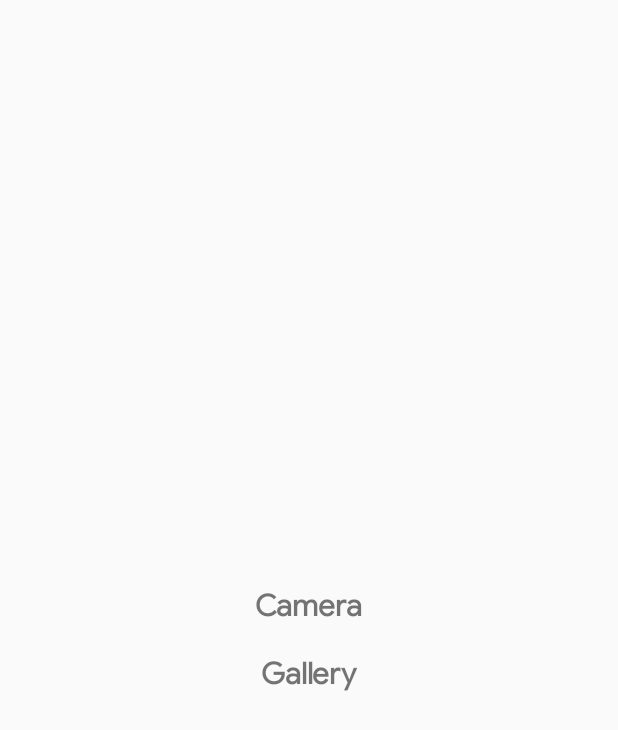
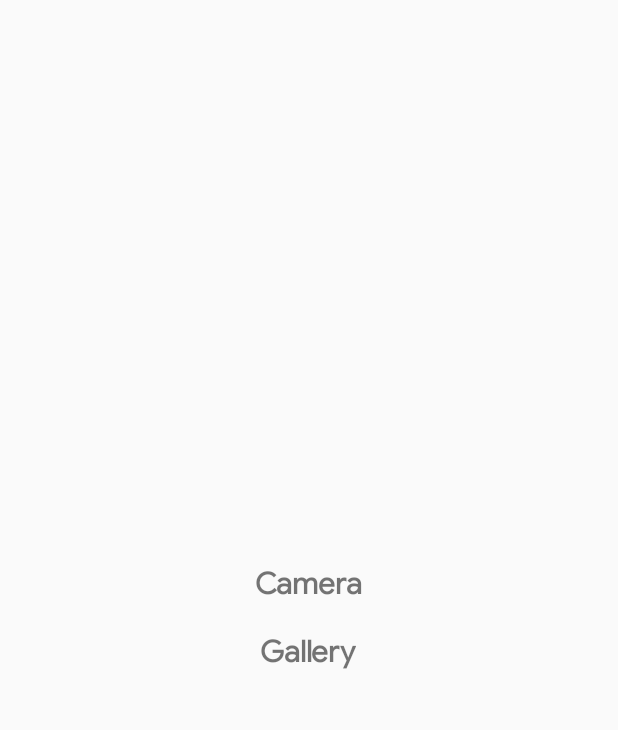
Before and after one commit to priyankaagri/Agri10xWeb, an Android app: the layout custom_alert_box.xml on its own in the app's theme, with its tools: preview values and no code run, on a phone screen of 412 x 824 dp. Shown: the top 730 px of the screen. Run offline under Robolectric (Android 15) with nearby library versions, the phone set to English and light mode, and no system bars; Roboto replaces fonts that are not available here.

Commit message:
Initial commit

```diff
--- a/app/build.gradle
+++ b/app/build.gradle
@@ -7,9 +7,9 @@ android {
         applicationId "com.mobile.agri10x"
         minSdkVersion 23
         targetSdkVersion 29
-        versionCode 24
+        versionCode 25
         multiDexEnabled true
-        versionName "1.1.1"
+        versionName "1.1.2"
         testInstrumentationRunner "androidx.test.runner.AndroidJUnitRunner"
     }
     buildTypes {
@@ -101,4 +101,5 @@ dependencies {
     implementation 'com.github.stfalcon:smsverifycatcher:0.3.2'
     implementation 'com.google.android.gms:play-services-auth:17.0.0'
     implementation 'com.google.android.gms:play-services-auth-api-phone:17.1.0'
+
 }
--- a/app/src/main/AndroidManifest.xml
+++ b/app/src/main/AndroidManifest.xml
@@ -36,7 +36,7 @@
         <activity
             android:name=".OTP"
             android:theme="@style/AppTheme.NoActionBar"
-            android:windowSoftInputMode="stateHidden" />
+            android:windowSoftInputMode="stateVisible|adjustResize" />
         <activity android:name=".WebPage" />
         <activity android:name=".ActiveTrade" />
         <activity android:name=".ToPdf" />
@@ -132,6 +132,7 @@
         <activity
             android:name=".Trader"
             android:label="@string/title_activity_trader"
+            android:windowSoftInputMode="stateVisible|adjustResize"
             android:theme="@style/AppTheme.NoActionBar" />
         <activity
             android:name=".SplashScreen"
@@ -149,6 +150,7 @@
         <activity
             android:name=".Farmer"
             android:label="@string/title_activity_farmer"
+            android:windowSoftInputMode="stateVisible|adjustResize"
             android:theme="@style/AppTheme.NoActionBar" />
         <activity
             android:name=".Father"
--- a/app/src/main/res/layout/custom_alert_box.xml
+++ b/app/src/main/res/layout/custom_alert_box.xml
@@ -1,19 +1,19 @@
 <?xml version="1.0" encoding="utf-8"?>
 <LinearLayout
     android:gravity="center"
-
+android:padding="40dp"
     android:orientation="vertical"
     android:layout_gravity="center"
     xmlns:android="http://schemas.android.com/apk/res/android"
-    android:layout_width="match_parent"
-    android:layout_height="match_parent">
+    android:layout_width="wrap_content"
+    android:layout_height="wrap_content">
 
 
     <TextView
-        android:layout_marginTop="30dp"
+
         android:textSize="20dp"
         android:textStyle="bold"
-        android:padding="10dp"
+
         android:id="@+id/btn_camera"
 
         android:layout_width="wrap_content"
@@ -22,7 +22,7 @@
     <TextView
         android:textSize="20dp"
         android:textStyle="bold"
-        android:padding="10dp"
+      android:layout_marginTop="20dp"
         android:id="@+id/btn_gal"
 
         android:layout_width="wrap_content"
--- a/app/src/main/res/layout/new_activity_upload_document.xml
+++ b/app/src/main/res/layout/new_activity_upload_document.xml
@@ -48,7 +48,7 @@
                 android:layout_height="wrap_content"
                 android:layout_gravity="center"
                 android:layout_marginTop="25dp"
-                android:layout_marginBottom="30dp"
+                android:layout_marginBottom="15dp"
                 android:text="@string/kyc_string"
 
                 android:fontFamily="@font/roboto"
@@ -101,7 +101,7 @@
             <RelativeLayout
                 android:id="@+id/relative_img_click"
                 android:padding="10dp"
-                android:layout_marginTop="25dp"
+                android:layout_marginTop="20dp"
                 android:layout_width="match_parent"
                 android:layout_height="100dp"
                 android:background="@drawable/dash_line_box">
@@ -154,7 +154,7 @@
                 android:background="@drawable/btn_round_doc"
                 android:layout_marginLeft="30dp"
                 android:layout_marginRight="30dp"
-                android:layout_marginTop="40dp"
+                android:layout_marginTop="20dp"
                 android:layout_width="match_parent"
                 android:layout_height="wrap_content"
                 android:text="Upload"/>
```
Also changed, not shown: app/src/main/java/com/mobile/agri10x/LoginActivity.java (+89 -8 lines), app/src/main/java/com/mobile/agri10x/OTP.java (+9 -1 lines), app/src/main/java/com/mobile/agri10x/UploadDocument.java (+5 -5 lines).
